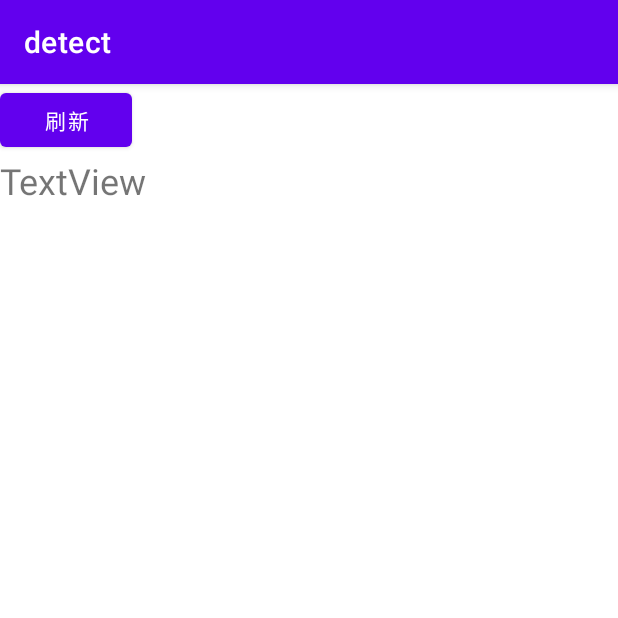
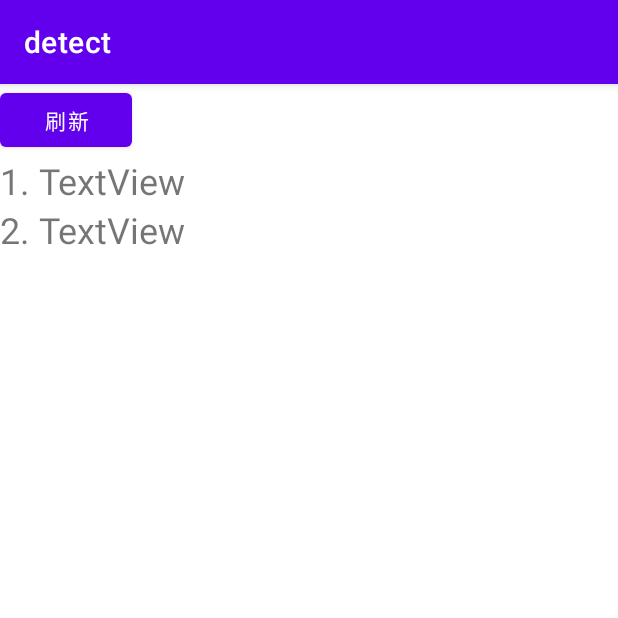
Before and after one commit to ngiokweng/ng1ok-detect, an Android app: the screen it shows after launch (MainActivity), on a phone screen of 412 x 824 dp, the top half of it. Run offline under Robolectric (Android 15) with nearby library versions, the phone set to English and light mode, and no system bars; 3 statements that could not run were skipped.

Commit message:
新增syscall調用openat來檢測本地CRC

```diff
--- a/app/src/main/java/ng1ok/detect/MainActivity.java
+++ b/app/src/main/java/ng1ok/detect/MainActivity.java
@@ -22,18 +22,23 @@ public class MainActivity extends AppCompatActivity {
     private ActivityMainBinding binding;
 
     private TextView tvCheckCRC32;
+    private TextView tvCheckCRC32_sys;
 
     private void initView(){
         Button btnRefresh = binding.btnRefresh;
         tvCheckCRC32 = binding.tvCheckCRC32;
+        tvCheckCRC32.setText(checkCRC32());
 
-        tvCheckCRC32.setText(checkCRC32());
+        tvCheckCRC32_sys = binding.tvCheckCRC32Sys;
+        tvCheckCRC32_sys.setText(checkCRC32_sys());
+
 
         btnRefresh.setOnClickListener(new View.OnClickListener() {
             @Override
             public void onClick(View view) {
-                Log.d(TAG, "onClick: ");
                 tvCheckCRC32.setText(checkCRC32());
+
+                tvCheckCRC32_sys.setText(checkCRC32_sys());
             }
         });
     }
@@ -55,4 +60,6 @@ public class MainActivity extends AppCompatActivity {
     public native String stringFromJNI();
 
     public native String checkCRC32();
+
+    public native String checkCRC32_sys();
 }
--- a/app/src/main/res/layout/activity_main.xml
+++ b/app/src/main/res/layout/activity_main.xml
@@ -15,6 +15,16 @@
         tools:layout_editor_absoluteX="158dp"
         tools:layout_editor_absoluteY="16dp" />
 
+    <LinearLayout
+        android:layout_width="match_parent"
+        android:layout_height="wrap_content">
+
+        <TextView
+            android:layout_width="wrap_content"
+            android:layout_height="wrap_content"
+            android:text="1. "
+            android:textSize="24sp"/>
+
         <TextView
             android:id="@+id/tv_checkCRC32"
             android:layout_width="wrap_content"
@@ -23,5 +33,27 @@
             android:textSize="24sp"
             tools:layout_editor_absoluteX="157dp"
             tools:layout_editor_absoluteY="86dp" />
+    </LinearLayout>
+
+    <LinearLayout
+        android:layout_width="match_parent"
+        android:layout_height="wrap_content">
+
+        <TextView
+            android:layout_width="wrap_content"
+            android:layout_height="wrap_content"
+            android:text="2. "
+            android:textSize="24sp"/>
+
+        <TextView
+            android:id="@+id/tv_checkCRC32_sys"
+            android:layout_width="wrap_content"
+            android:layout_height="wrap_content"
+            android:text="TextView"
+            android:textSize="24sp"
+            tools:layout_editor_absoluteX="157dp"
+            tools:layout_editor_absoluteY="86dp" />
+    </LinearLayout>
+
 
 </LinearLayout>
```
Also changed, not shown: 3 other files. Lines whose indentation alone changed are shown as unchanged.
